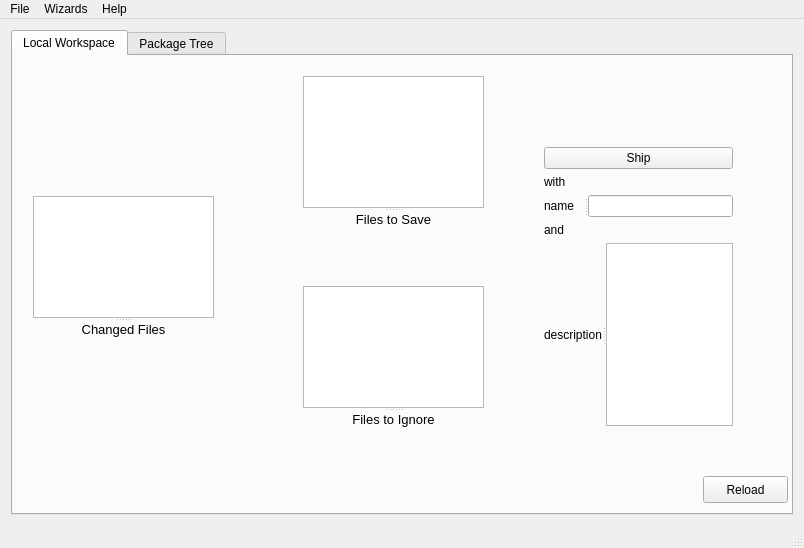
First picture: the form in mainwindow.ui, repository jgm/gitit, before the edit.
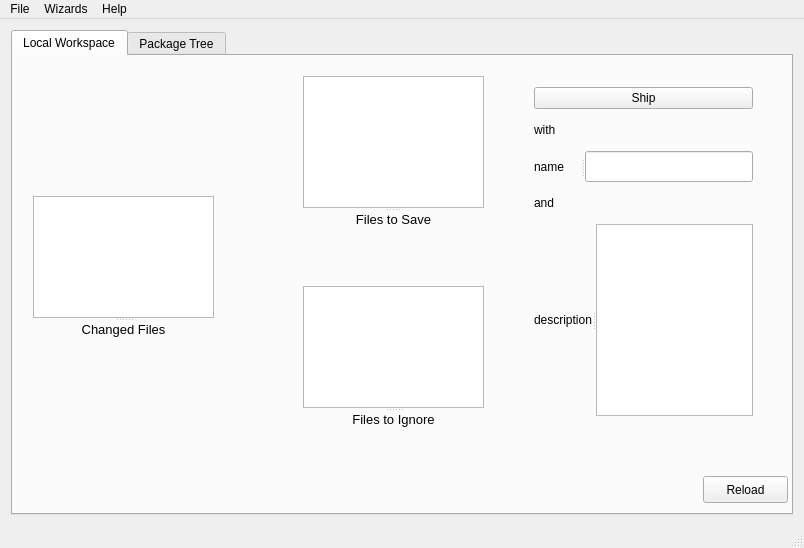
Second picture: the form after the edit. Icons and pictures are not drawn.

What changed in the file:
```diff
--- a/mainwindow.ui
+++ b/mainwindow.ui
@@ -32,10 +32,10 @@
          <widget class="QWidget" name="layoutWidget">
           <property name="geometry">
            <rect>
-            <x>520</x>
-            <y>80</y>
-            <width>211</width>
-            <height>301</height>
+            <x>510</x>
+            <y>20</y>
+            <width>241</width>
+            <height>351</height>
            </rect>
           </property>
           <layout class="QVBoxLayout" name="commitLayout">
```
Left out of the diff: 10 changed lines with no effect on the pictures.
